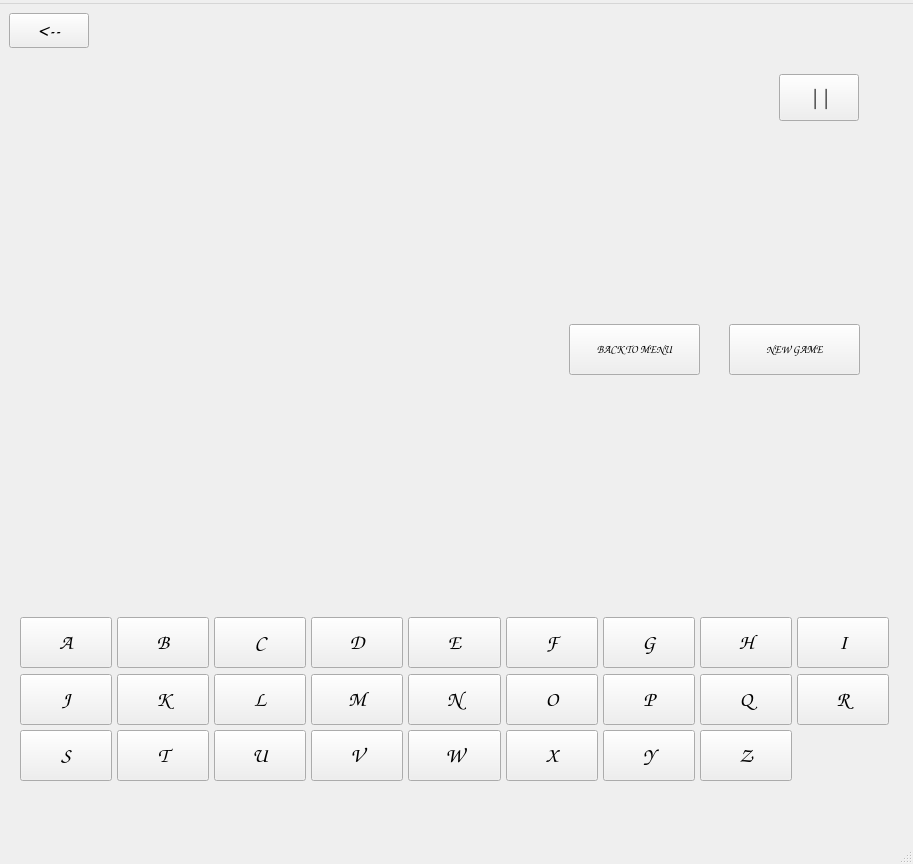
dmitrykitty/hang-game, file GUI/Forms/mainwindow.ui: the form before one commit.
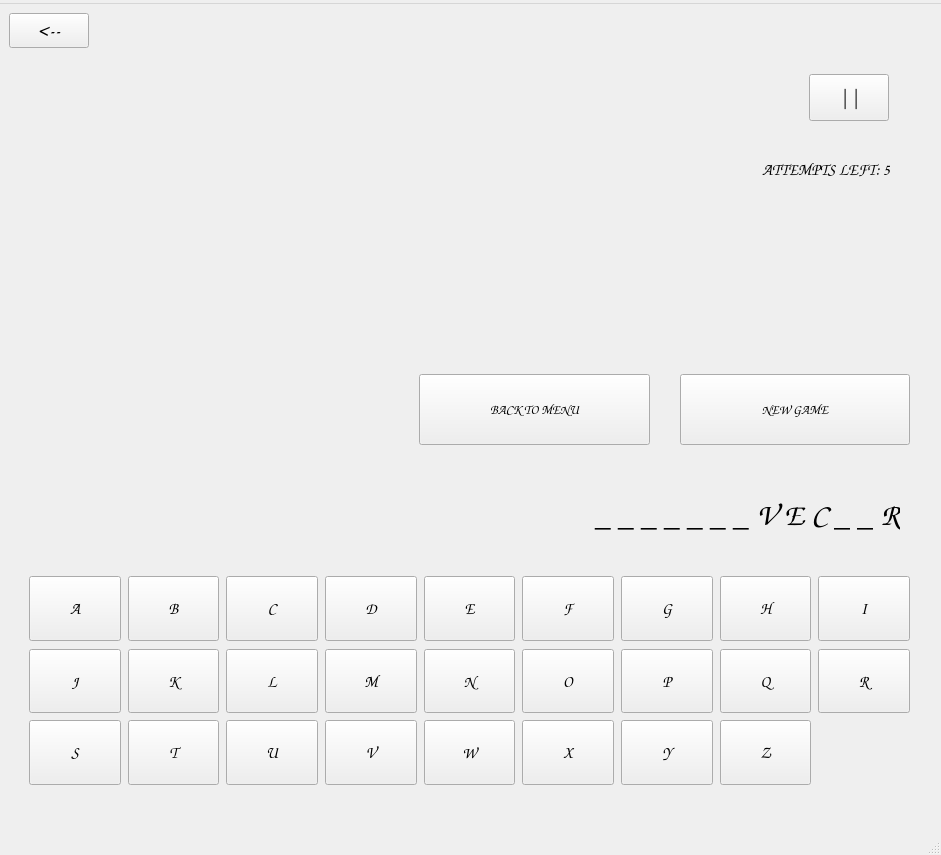
The form after the commit.

Commit message: attempts counter added

```diff
--- a/GUI/Forms/mainwindow.ui
+++ b/GUI/Forms/mainwindow.ui
@@ -6,8 +6,8 @@
    <rect>
     <x>0</x>
     <y>0</y>
-    <width>913</width>
-    <height>864</height>
+    <width>941</width>
+    <height>855</height>
    </rect>
   </property>
   <property name="sizePolicy">
@@ -245,9 +245,9 @@
         <property name="geometry">
          <rect>
           <x>11</x>
-          <y>11</y>
-          <width>481</width>
-          <height>311</height>
+          <y>51</y>
+          <width>371</width>
+          <height>431</height>
          </rect>
         </property>
         <property name="sizePolicy">
@@ -269,41 +269,41 @@
        <widget class="QLabel" name="labelWordMask">
         <property name="geometry">
          <rect>
-          <x>82</x>
-          <y>396</y>
-          <width>711</width>
-          <height>111</height>
+          <x>410</x>
+          <y>420</y>
+          <width>481</width>
+          <height>81</height>
          </rect>
         </property>
         <property name="font">
          <font>
           <family>Comic Sans MS</family>
-          <pointsize>48</pointsize>
+          <pointsize>24</pointsize>
           <bold>false</bold>
          </font>
         </property>
         <property name="text">
-         <string/>
+         <string> _ _ _ _ _ _ _ V E C _ _ R</string>
         </property>
         <property name="scaledContents">
          <bool>false</bool>
         </property>
         <property name="alignment">
-         <set>Qt::AlignmentFlag::AlignCenter</set>
+         <set>Qt::AlignmentFlag::AlignRight|Qt::AlignmentFlag::AlignTrailing|Qt::AlignmentFlag::AlignVCenter</set>
         </property>
        </widget>
        <widget class="QWidget" name="keyboardWidget" native="true">
         <property name="geometry">
          <rect>
-          <x>11</x>
-          <y>561</y>
-          <width>869</width>
-          <height>166</height>
+          <x>20</x>
+          <y>520</y>
+          <width>881</width>
+          <height>211</height>
          </rect>
         </property>
         <layout class="QGridLayout" name="gridLayout_3" rowminimumheight="1,1,1,1,1,1">
          <property name="spacing">
-          <number>5</number>
+          <number>7</number>
          </property>
          <item row="2" column="5">
           <widget class="QPushButton" name="buttonF">
@@ -322,7 +322,7 @@
            <property name="font">
             <font>
              <family>Comic Sans MS</family>
-             <pointsize>16</pointsize>
+             <pointsize>12</pointsize>
             </font>
            </property>
            <property name="text">
@@ -347,7 +347,7 @@
            <property name="font">
             <font>
              <family>Comic Sans MS</family>
-             <pointsize>16</pointsize>
+             <pointsize>12</pointsize>
             </font>
            </property>
            <property name="text">
@@ -365,19 +365,25 @@
            </property>
            <property name="minimumSize">
             <size>
-             <width>15</width>
-             <height>15</height>
+             <width>12</width>
+             <height>12</height>
             </size>
            </property>
            <property name="font">
             <font>
              <family>Comic Sans MS</family>
-             <pointsize>16</pointsize>
+             <pointsize>12</pointsize>
             </font>
            </property>
            <property name="text">
             <string>Y</string>
            </property>
+           <property name="iconSize">
+            <size>
+             <width>15</width>
+             <height>15</height>
+            </size>
+           </property>
           </widget>
          </item>
          <item row="2" column="8">
@@ -397,7 +403,7 @@
            <property name="font">
             <font>
              <family>Comic Sans MS</family>
-             <pointsize>16</pointsize>
+             <pointsize>12</pointsize>
             </font>
            </property>
            <property name="text">
@@ -415,19 +421,25 @@
            </property>
            <property name="minimumSize">
             <size>
-             <width>15</width>
-             <height>15</height>
+             <width>12</width>
+             <height>12</height>
             </size>
            </property>
            <property name="font">
             <font>
              <family>Comic Sans MS</family>
-             <pointsize>16</pointsize>
+             <pointsize>12</pointsize>
             </font>
            </property>
            <property name="text">
             <string>S</string>
            </property>
+           <property name="iconSize">
+            <size>
+             <width>15</width>
+             <height>15</height>
+            </size>
+           </property>
           </widget>
          </item>
          <item row="2" column="2">
@@ -447,7 +459,7 @@
            <property name="font">
             <font>
              <family>Comic Sans MS</family>
-             <pointsize>16</pointsize>
+             <pointsize>12</pointsize>
             </font>
            </property>
            <property name="text">
@@ -465,19 +477,25 @@
            </property>
            <property name="minimumSize">
             <size>
-             <width>15</width>
-             <height>15</height>
+             <width>12</width>
+             <height>12</height>
             </size>
            </property>
            <property name="font">
             <font>
              <family>Comic Sans MS</family>
-             <pointsize>16</pointsize>
+             <pointsize>12</pointsize>
             </font>
            </property>
            <property name="text">
             <string>T</string>
            </property>
+           <property name="iconSize">
+            <size>
+             <width>15</width>
+             <height>15</height>
+            </size>
+           </property>
           </widget>
          </item>
          <item row="5" column="2">
@@ -490,19 +508,25 @@
            </property>
            <property name="minimumSize">
             <size>
-             <width>15</width>
-             <height>15</height>
+             <width>12</width>
+             <height>12</height>
             </size>
            </property>
            <property name="font">
             <font>
              <family>Comic Sans MS</family>
-             <pointsize>16</pointsize>
+             <pointsize>12</pointsize>
             </font>
            </property>
            <property name="text">
             <string>U</string>
            </property>
+           <property name="iconSize">
+            <size>
+             <width>15</width>
+             <height>15</height>
+            </size>
+           </property>
           </widget>
          </item>
          <item row="2" column="0">
@@ -522,7 +546,7 @@
            <property name="font">
             <font>
              <family>Comic Sans MS</family>
-             <pointsize>16</pointsize>
+             <pointsize>12</pointsize>
             </font>
            </property>
            <property name="text">
@@ -540,19 +564,25 @@
            </property>
            <property name="minimumSize">
             <size>
-             <width>15</width>
-             <height>15</height>
+             <width>12</width>
+             <height>12</height>
             </size>
            </property>
            <property name="font">
             <font>
              <family>Comic Sans MS</family>
-             <pointsize>16</pointsize>
+             <pointsize>12</pointsize>
             </font>
            </property>
            <property name="text">
             <string>V</string>
            </property>
+           <property name="iconSize">
+            <size>
+             <width>15</width>
+             <height>15</height>
+            </size>
+           </property>
           </widget>
          </item>
          <item row="4" column="5">
@@ -572,7 +602,7 @@
            <property name="font">
             <font>
              <family>Comic Sans MS</family>
-             <pointsize>16</pointsize>
+             <pointsize>12</pointsize>
             </font>
            </property>
            <property name="text">
@@ -597,7 +627,7 @@
            <property name="font">
             <font>
              <family>Comic Sans MS</family>
-             <pointsize>16</pointsize>
+             <pointsize>12</pointsize>
             </font>
            </property>
            <property name="text">
@@ -622,7 +652,7 @@
            <property name="font">
             <font>
              <family>Comic Sans MS</family>
-             <pointsize>16</pointsize>
+             <pointsize>12</pointsize>
             </font>
            </property>
            <property name="text">
@@ -647,7 +677,7 @@
            <property name="font">
             <font>
              <family>Comic Sans MS</family>
-             <pointsize>16</pointsize>
+             <pointsize>12</pointsize>
             </font>
            </property>
            <property name="text">
@@ -665,14 +695,14 @@
            </property>
            <property name="minimumSize">
             <size>
-             <width>15</width>
-             <height>15</height>
+             <width>12</width>
+             <height>12</height>
             </size>
            </property>
            <property name="font">
             <font>
              <family>Comic Sans MS</family>
-             <pointsize>16</pointsize>
+             <pointsize>12</pointsize>
             </font>
            </property>
            <property name="text">
@@ -690,19 +720,25 @@
            </property>
            <property name="minimumSize">
             <size>
-             <width>15</width>
-             <height>15</height>
+             <width>12</width>
+             <height>12</height>
             </size>
            </property>
            <property name="font">
             <font>
              <family>Comic Sans MS</family>
-             <pointsize>16</pointsize>
+             <pointsize>12</pointsize>
             </font>
            </property>
            <property name="text">
             <string>Z</string>
            </property>
+           <property name="iconSize">
+            <size>
+             <width>15</width>
+             <height>15</height>
+            </size>
+           </property>
           </widget>
          </item>
          <item row="2" column="4">
@@ -722,7 +758,7 @@
            <property name="font">
             <font>
              <family>Comic Sans MS</family>
-             <pointsize>16</pointsize>
+             <pointsize>12</pointsize>
             </font>
            </property>
            <property name="text">
@@ -747,7 +783,7 @@
            <property name="font">
             <font>
              <family>Comic Sans MS</family>
-             <pointsize>16</pointsize>
+             <pointsize>12</pointsize>
             </font>
            </property>
            <property name="text">
@@ -772,7 +808,7 @@
            <property name="font">
             <font>
              <family>Comic Sans MS</family>
-             <pointsize>16</pointsize>
+             <pointsize>12</pointsize>
             </font>
            </property>
            <property name="text">
@@ -797,7 +833,7 @@
            <property name="font">
             <font>
              <family>Comic Sans MS</family>
-             <pointsize>16</pointsize>
+             <pointsize>12</pointsize>
             </font>
            </property>
            <property name="text">
@@ -822,7 +858,7 @@
            <property name="font">
             <font>
              <family>Comic Sans MS</family>
-             <pointsize>16</pointsize>
+             <pointsize>12</pointsize>
             </font>
            </property>
            <property name="text">
@@ -840,19 +876,25 @@
            </property>
            <property name="minimumSize">
             <size>
-             <width>15</width>
-             <height>15</height>
+             <width>12</width>
+             <height>12</height>
             </size>
            </property>
            <property name="font">
             <font>
              <family>Comic Sans MS</family>
-             <pointsize>16</pointsize>
+             <pointsize>12</pointsize>
             </font>
            </property>
            <property name="text">
             <string>W</string>
            </property>
+           <property name="iconSize">
+            <size>
+             <width>15</width>
+             <height>15</height>
+            </size>
+           </property>
           </widget>
          </item>
          <item row="4" column="7">
@@ -872,7 +914,7 @@
            <property name="font">
             <font>
              <family>Comic Sans MS</family>
-             <pointsize>16</pointsize>
+             <pointsize>12</pointsize>
             </font>
            </property>
            <property name="text">
@@ -897,7 +939,7 @@
            <property name="font">
             <font>
              <family>Comic Sans MS</family>
-             <pointsize>16</pointsize>
+             <pointsize>12</pointsize>
             </font>
            </property>
            <property name="text">
@@ -915,19 +957,25 @@
            </property>
            <property name="minimumSize">
             <size>
-             <width>15</width>
-             <height>15</height>
+             <width>12</width>
+             <height>12</height>
             </size>
            </property>
            <property name="font">
             <font>
              <family>Comic Sans MS</family>
-             <pointsize>16</pointsize>
+             <pointsize>12</pointsize>
             </font>
            </property>
            <property name="text">
             <string>X</string>
            </property>
+           <property name="iconSize">
+            <size>
+             <width>15</width>
+             <height>15</height>
+            </size>
+           </property>
           </widget>
          </item>
          <item row="4" column="0">
@@ -947,7 +995,7 @@
            <property name="font">
             <font>
              <family>Comic Sans MS</family>
-             <pointsize>16</pointsize>
+             <pointsize>12</pointsize>
             </font>
            </property>
            <property name="text">
@@ -963,7 +1011,7 @@
         </property>
         <property name="geometry">
          <rect>
-          <x>770</x>
+          <x>800</x>
           <y>20</y>
           <width>80</width>
           <height>47</height>
@@ -986,45 +1034,86 @@
          <string>||</string>
         </property>
        </widget>
-       <widget class="QPushButton" name="buttonBackToMenu">
+       <widget class="QLabel" name="labelAttemptsLeft">
         <property name="geometry">
          <rect>
-          <x>560</x>
-          <y>270</y>
-          <width>131</width>
+          <x>640</x>
+          <y>90</y>
+          <width>241</width>
           <height>51</height>
          </rect>
         </property>
         <property name="font">
          <font>
           <family>Comic Sans MS</family>
-          <pointsize>8</pointsize>
-          <bold>true</bold>
+          <pointsize>12</pointsize>
+          <bold>false</bold>
          </font>
         </property>
+        <property name="layoutDirection">
+         <enum>Qt::LayoutDirection::LeftToRight</enum>
+        </property>
         <property name="text">
-         <string>BACK TO MENU</string>
+         <string>ATTEMPTS LEFT: 5</string>
+        </property>
+        <property name="alignment">
+         <set>Qt::AlignmentFlag::AlignRight|Qt::AlignmentFlag::AlignTrailing|Qt::AlignmentFlag::AlignVCenter</set>
         </property>
        </widget>
-       <widget class="QPushButton" name="buttonNewGame">
+       <widget class="QWidget" name="">
         <property name="geometry">
          <rect>
-          <x>720</x>
-          <y>270</y>
-          <width>131</width>
-          <height>51</height>
+          <x>410</x>
+          <y>320</y>
+          <width>491</width>
+          <height>71</height>
          </rect>
         </property>
-        <property name="font">
-         <font>
-          <family>Comic Sans MS</family>
-          <pointsize>8</pointsize>
-          <bold>true</bold>
-         </font>
-        </property>
-        <property name="text">
-         <string>NEW GAME</string>
-        </property>
+        <layout class="QHBoxLayout" name="horizontalLayout">
+         <property name="spacing">
+          <number>30</number>
+         </property>
+         <item>
+          <widget class="QPushButton" name="buttonBackToMenu">
+           <property name="sizePolicy">
+            <sizepolicy hsizetype="Minimum" vsizetype="Preferred">
+             <horstretch>0</horstretch>
+             <verstretch>0</verstretch>
+            </sizepolicy>
+           </property>
+           <property name="font">
+            <font>
+             <family>Comic Sans MS</family>
+             <pointsize>10</pointsize>
+             <bold>false</bold>
+            </font>
+           </property>
+           <property name="text">
+            <string>BACK TO MENU</string>
+           </property>
+          </widget>
+         </item>
+         <item>
+          <widget class="QPushButton" name="buttonNewGame">
+           <property name="sizePolicy">
+            <sizepolicy hsizetype="Minimum" vsizetype="Preferred">
+             <horstretch>0</horstretch>
+             <verstretch>16</verstretch>
+            </sizepolicy>
+           </property>
+           <property name="font">
+            <font>
+             <family>Comic Sans MS</family>
+             <pointsize>10</pointsize>
+             <bold>false</bold>
+            </font>
+           </property>
+           <property name="text">
+            <string>NEW GAME</string>
+           </property>
+          </widget>
+         </item>
+        </layout>
        </widget>
       </widget>
       <widget class="QWidget" name="pageStatistics">
@@ -1118,7 +1207,7 @@
     <rect>
      <x>0</x>
      <y>0</y>
-     <width>913</width>
+     <width>941</width>
      <height>25</height>
     </rect>
    </property>
```
Left out of the diff: 2 changed lines with no effect on the pictures. The commit also changes 23 other files.
